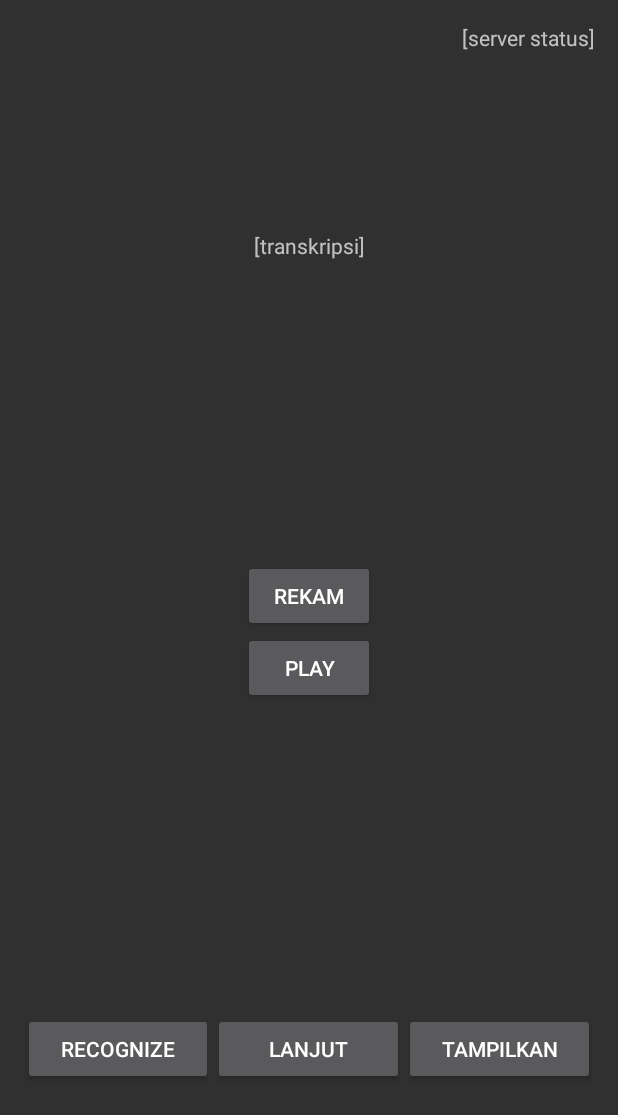
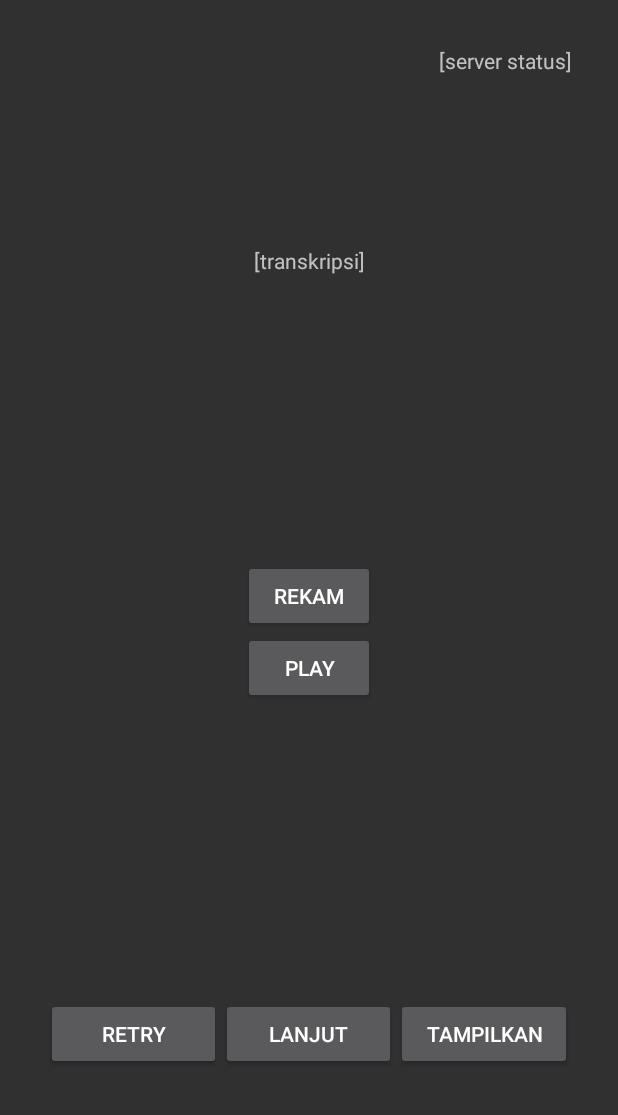
Before and after one commit to quranyamal/rafiqul-huffazh, an Android app: the screen it shows after launch (MurojaahActivity), after a tap on "MUROJAAH", on a phone screen of 412 x 824 dp. Shown: the top 1115 px of the screen. Run offline under Robolectric (Android 15) with nearby library versions, the phone set to English and light mode, and no system bars; our stand-ins replace Timber; libraries missing offline, so code that uses them is left out: com.neovisionaries.ws; 4 statements that could not run were skipped.

Commit message:
move murojaah view to fragment, worked decoder

```diff
--- a/app/src/main/java/org/tangaya/quranasrclient/ServerConfigActivity.java
+++ b/app/src/main/java/org/tangaya/quranasrclient/config/ServerConfigActivity.java
@@ -1,4 +1,4 @@
-package org.tangaya.quranasrclient;
+package org.tangaya.quranasrclient.config;
 
 import android.support.v7.app.AppCompatActivity;
 import android.os.Bundle;
@@ -7,6 +7,8 @@ import android.widget.TextView;
 import android.widget.Toast;
 
 import com.neovisionaries.ws.client.WebSocket;
+
+import org.tangaya.quranasrclient.R;
 
 public class ServerConfigActivity extends AppCompatActivity {
 
--- a/app/src/main/java/org/tangaya/quranasrclient/MainActivity.java
+++ b/app/src/main/java/org/tangaya/quranasrclient/home/HomeActivity.java
@@ -1,15 +1,17 @@
-package org.tangaya.quranasrclient;
+package org.tangaya.quranasrclient.home;
 
 import android.content.Intent;
-import android.provider.MediaStore;
 import android.support.v7.app.AppCompatActivity;
 import android.os.Bundle;
 import android.view.View;
 
-import com.neovisionaries.ws.client.WebSocket;
+import org.tangaya.quranasrclient.util.AudioRecordTest;
+import org.tangaya.quranasrclient.murojaah.MurojaahActivity;
+import org.tangaya.quranasrclient.R;
+import org.tangaya.quranasrclient.config.ServerConfigActivity;
 
 
-public class MainActivity extends AppCompatActivity {
+public class HomeActivity extends AppCompatActivity {
 
     String defaultHost = "192.168.0.217";
     String defailtPort = "8888";
@@ -17,7 +19,7 @@ public class MainActivity extends AppCompatActivity {
     @Override
     protected void onCreate(Bundle savedInstanceState) {
         super.onCreate(savedInstanceState);
-        setContentView(R.layout.activity_main);
+        setContentView(R.layout.activity_home);
 
         View decorView = getWindow().getDecorView();
         decorView.setSystemUiVisibility(
--- /dev/null
+++ b/app/src/main/java/org/tangaya/quranasrclient/murojaah/MurojaahActivity.java
@@ -0,0 +1,71 @@
+package org.tangaya.quranasrclient.murojaah;
+
+import android.Manifest;
+import android.content.pm.PackageManager;
+import android.media.MediaPlayer;
+import android.media.MediaRecorder;
+import android.os.AsyncTask;
+import android.support.annotation.NonNull;
+import android.support.v4.app.ActivityCompat;
+import android.support.v4.app.FragmentManager;
+import android.support.v4.app.FragmentTransaction;
+import android.support.v7.app.AppCompatActivity;
+import android.os.Bundle;
+import android.util.Log;
+import android.view.View;
+import android.widget.Button;
+import android.widget.TextView;
+import android.widget.Toast;
+
+import com.neovisionaries.ws.client.WebSocketAdapter;
+import com.neovisionaries.ws.client.WebSocketFactory;
+import com.neovisionaries.ws.client.WebSocket;
+
+import org.json.JSONException;
+import org.json.JSONObject;
+import org.tangaya.quranasrclient.util.ConnectToWSTask;
+import org.tangaya.quranasrclient.R;
+
+import java.io.BufferedInputStream;
+import java.io.File;
+import java.io.FileInputStream;
+import java.io.FileNotFoundException;
+import java.io.IOException;
+import java.util.List;
+import java.util.Map;
+
+import timber.log.Timber;
+
+public class MurojaahActivity extends AppCompatActivity {
+
+    @Override
+    protected void onCreate(Bundle savedInstanceState) {
+        super.onCreate(savedInstanceState);
+        setContentView(R.layout.activity_murojaah);
+
+        MurojaahFragment murojaahFragment = obtainViewFragment();
+        FragmentTransaction transaction = getSupportFragmentManager().beginTransaction();
+        transaction.replace(R.id.murojaahFrame, murojaahFragment);
+        transaction.commit();
+
+    }
+
+    @NonNull
+    private MurojaahFragment obtainViewFragment() {
+        // View Fragment
+        MurojaahFragment murojaahFragment = (MurojaahFragment) getSupportFragmentManager()
+                .findFragmentById(R.id.murojaahFrame);
+
+        if (murojaahFragment == null) {
+            murojaahFragment = MurojaahFragment.newInstance();
+
+            // Send the task ID to the fragment
+            // Bundle bundle = new Bundle();
+            // bundle.putString(MurojaahFragment.ARGUMENT_EDIT_TASK_ID,
+               //     getIntent().getStringExtra(AddEditTaskFragment.ARGUMENT_EDIT_TASK_ID));
+            // addEditTaskFragment.setArguments(bundle);
+        }
+        return murojaahFragment;
+    }
+
+}
--- a/app/src/main/java/org/tangaya/quranasrclient/MurojaahActivity.java
+++ b/app/src/main/java/org/tangaya/quranasrclient/murojaah/MurojaahFragment.java
@@ -1,27 +1,31 @@
-package org.tangaya.quranasrclient;
+package org.tangaya.quranasrclient.murojaah;
 
 import android.Manifest;
+import android.content.Context;
 import android.content.pm.PackageManager;
 import android.media.MediaPlayer;
 import android.media.MediaRecorder;
 import android.os.AsyncTask;
+import android.os.Bundle;
 import android.support.annotation.NonNull;
 import android.support.v4.app.ActivityCompat;
-import android.support.v7.app.AppCompatActivity;
-import android.os.Bundle;
+import android.support.v4.app.Fragment;
 import android.util.Log;
+import android.view.LayoutInflater;
 import android.view.View;
+import android.view.ViewGroup;
 import android.widget.Button;
 import android.widget.TextView;
 import android.widget.Toast;
 
+import com.neovisionaries.ws.client.WebSocket;
 import com.neovisionaries.ws.client.WebSocketAdapter;
-import com.neovisionaries.ws.client.WebSocketException;
 import com.neovisionaries.ws.client.WebSocketFactory;
-import com.neovisionaries.ws.client.WebSocket;
 
 import org.json.JSONException;
 import org.json.JSONObject;
+import org.tangaya.quranasrclient.R;
+import org.tangaya.quranasrclient.util.ConnectToWSTask;
 
 import java.io.BufferedInputStream;
 import java.io.File;
@@ -33,7 +37,7 @@ import java.util.Map;
 
 import timber.log.Timber;
 
-public class MurojaahActivity extends AppCompatActivity {
+public class MurojaahFragment extends Fragment {
 
     WebSocket ws;
     TextView resultTv;
@@ -55,21 +59,32 @@ public class MurojaahActivity extends AppCompatActivity {
     private boolean permissionToRecordAccepted = false;
     private String [] permissions = {Manifest.permission.RECORD_AUDIO};
 
-    private Button recordButton;
-    private Button playButton;
+    private Button recordButton, playButton;
+    private Button retryBtn, nextBtn, showBtn;
 
     TextView statusTv;
 
     String hostname = "192.168.1.217";
     String port = "8888";
 
+
+    public static MurojaahFragment newInstance() {
+        return new MurojaahFragment();
+    }
+
     @Override
-    protected void onCreate(Bundle savedInstanceState) {
-        super.onCreate(savedInstanceState);
-        setContentView(R.layout.activity_murojaah);
+    public void onAttach(Context context) {
+        super.onAttach(context);
+    }
 
-        resultTv = findViewById(R.id.result);
-        serverStatusTv = findViewById(R.id.server_status);
+    @Override
+    public View onCreateView(LayoutInflater inflater, ViewGroup container,
+                             Bundle savedInstanceState) {
+
+        View view = inflater.inflate(R.layout.fragment_murojaah, container, false);
+
+        resultTv = view.findViewById(R.id.result);
+        serverStatusTv = view.findViewById(R.id.server_status);
 
         initWS();
         ConnectToWSTask connectToWSTask = new ConnectToWSTask(ws, serverStatusTv, resultTv);
@@ -81,16 +96,62 @@ public class MurojaahActivity extends AppCompatActivity {
 
         mFileName = "/storage/emulated/0/DCIM/tesrekam.wav";
 
-        ActivityCompat.requestPermissions(this, permissions, REQUEST_RECORD_AUDIO_PERMISSION);
+        ActivityCompat.requestPermissions(getActivity(), permissions, REQUEST_RECORD_AUDIO_PERMISSION);
 
-        recordButton = findViewById(R.id.record);
-        playButton = findViewById(R.id.play);
+        recordButton = view.findViewById(R.id.record);
+        recordButton.setOnClickListener(new View.OnClickListener() {
+            @Override
+            public void onClick(View v) {
+                onRecord(mStartRecording);
+                if (mStartRecording) {
+                    recordButton.setText("Stop recording");
+                } else {
+                    recordButton.setText("Start recording");
+                }
+                mStartRecording = !mStartRecording;
+            }
+        });
+
+        playButton = view.findViewById(R.id.play);
+        playButton.setOnClickListener(new View.OnClickListener() {
+            @Override
+            public void onClick(View v) {
+                onPlay(mStartPlaying);
+                if (mStartPlaying) {
+                    playButton.setText("Stop playing");
+                } else {
+                    playButton.setText("Start playing");
+                }
+                mStartPlaying =! mStartPlaying;
+            }
+        });
 
         mStartRecording = true;
         mStartPlaying = true;
 
         //statusTv = findViewById(R.id.server_status);
         //checkServerStatus();
+
+        retryBtn = view.findViewById(R.id.retry);
+        retryBtn.setOnClickListener(new View.OnClickListener() {
+            @Override
+            public void onClick(View v) {
+                Log.d("MurojaahActivity", "Recognize button clicked");
+                recognize(mFileName);
+            }
+        });
+
+        nextBtn = view.findViewById(R.id.next);
+        nextBtn.setOnClickListener(new View.OnClickListener() {
+            @Override
+            public void onClick(View v) {
+                Log.d("MurojaahActivity", "Send button clicked");
+                recognize("/storage/emulated/0/DCIM/100-1.wav");
+                Log.d("MurojaahActivity", "sending binary...");
+            }
+        });
+
+        return view;
     }
 
     private void checkServerStatus() {
@@ -101,7 +162,7 @@ public class MurojaahActivity extends AppCompatActivity {
 
         ConnectToWsStatus connectToWsStatus = new ConnectToWsStatus(status_endpoint);
         connectToWsStatus.execute();
-        Toast.makeText(this,"connecting...", Toast.LENGTH_SHORT).show();
+        Toast.makeText(getActivity(),"connecting...", Toast.LENGTH_SHORT).show();
     }
 
     private class ConnectToWsStatus extends AsyncTask<Void, Void, Boolean> {
@@ -135,33 +196,6 @@ public class MurojaahActivity extends AppCompatActivity {
         }
     }
 
-    public void onClickRecord(View view) {
-
-        onRecord(mStartRecording);
-        if (mStartRecording) {
-            recordButton.setText("Stop recording");
-        } else {
-            recordButton.setText("Start recording");
-        }
-        mStartRecording = !mStartRecording;
-
-    }
-
-    public void onClickPlay(View view) {
-        onPlay(mStartPlaying);
-        if (mStartPlaying) {
-            playButton.setText("Stop playing");
-        } else {
-            playButton.setText("Start playing");
-        }
-        mStartPlaying =! mStartPlaying;
-    }
-
-    public void onClickRecognize(View view) {
-        Log.d("MurojaahActivity", "Recognize button clicked");
-        recognize(mFileName);
-    }
-
     private void recognize(String filename) {
         File file = new File(filename);
         int size = (int) file.length();
@@ -184,17 +218,17 @@ public class MurojaahActivity extends AppCompatActivity {
         ws.sendBinary(bytes);
     }
 
-    @Override
-    public void onRequestPermissionsResult(int requestCode, @NonNull String[] permissions, @NonNull int[] grantResults) {
-        super.onRequestPermissionsResult(requestCode, permissions, grantResults);
-        switch (requestCode){
-            case REQUEST_RECORD_AUDIO_PERMISSION:
-                permissionToRecordAccepted  = grantResults[0] == PackageManager.PERMISSION_GRANTED;
-                break;
-        }
-        if (!permissionToRecordAccepted ) finish();
-
-    }
+//    @Override
+//    public void onRequestPermissionsResult(int requestCode, @NonNull String[] permissions, @NonNull int[] grantResults) {
+//        super.onRequestPermissionsResult(requestCode, permissions, grantResults);
+//        switch (requestCode){
+//            case REQUEST_RECORD_AUDIO_PERMISSION:
+//                permissionToRecordAccepted  = grantResults[0] == PackageManager.PERMISSION_GRANTED;
+//                break;
+//        }
+//        if (!permissionToRecordAccepted ) finish();
+//
+//    }
 
     private void onRecord(boolean start) {
         if (start) {
@@ -329,10 +363,5 @@ public class MurojaahActivity extends AppCompatActivity {
         resultTv.setText(transcript);
     }
 
-    public void onClickNextButton(View view) {
-        Log.d("MurojaahActivity", "Send button clicked");
-        recognize("/storage/emulated/0/DCIM/100-1.wav");
-        Log.d("MurojaahActivity", "sending binary...");
-    }
 
 }
--- a/app/src/main/java/org/tangaya/quranasrclient/AudioRecordTest.java
+++ b/app/src/main/java/org/tangaya/quranasrclient/util/AudioRecordTest.java
@@ -1,4 +1,4 @@
-package org.tangaya.quranasrclient;
+package org.tangaya.quranasrclient.util;
 
 import android.Manifest;
 import android.content.Context;
--- a/app/src/main/java/org/tangaya/quranasrclient/ConnectToWSTask.java
+++ b/app/src/main/java/org/tangaya/quranasrclient/util/ConnectToWSTask.java
@@ -1,4 +1,4 @@
-package org.tangaya.quranasrclient;
+package org.tangaya.quranasrclient.util;
 
 import android.content.Context;
 import android.os.AsyncTask;
--- a/app/src/main/res/layout/activity_main.xml
+++ b/app/src/main/res/layout/activity_home.xml
@@ -5,7 +5,7 @@
     xmlns:tools="http://schemas.android.com/tools"
     android:layout_width="match_parent"
     android:layout_height="match_parent"
-    tools:context=".MainActivity"
+    tools:context=".home.HomeActivity"
     android:orientation="vertical"
     android:padding="15dp">
 
--- a/app/src/main/res/layout/activity_murojaah.xml
+++ b/app/src/main/res/layout/activity_murojaah.xml
@@ -5,91 +5,15 @@
 
     android:layout_width="match_parent"
     android:layout_height="match_parent"
-    tools:context=".MurojaahActivity"
+    tools:context=".murojaah.MurojaahActivity"
     android:orientation="vertical"
     android:padding="15dp"
     android:layout_weight="10">
 
-    <TextView
-        android:id="@+id/server_status"
+    <FrameLayout
+        android:id="@+id/murojaahFrame"
         android:layout_width="match_parent"
-        android:layout_height="wrap_content"
-        android:text="[server status]"
-        android:layout_gravity="end"
-        android:textAlignment="textEnd"/>
-
-    <LinearLayout
-        android:layout_width="match_parent"
-        android:layout_height="0dp"
-        android:layout_weight="3"
-        android:orientation="vertical">
-
-        <TextView
-            android:id="@+id/result"
-            android:layout_width="match_parent"
-            android:layout_height="0dp"
-            android:layout_weight="1"
-            android:text="[transkripsi]"
-            android:gravity="center"
-            android:textAlignment="center"/>
-
-    </LinearLayout>
-
-    <LinearLayout
-        android:layout_width="match_parent"
-        android:layout_height="0dp"
-        android:layout_weight="3"
-        android:orientation="vertical"
-        android:gravity="center">
-
-        <Button
-            android:id="@+id/record"
-            android:layout_width="wrap_content"
-            android:layout_height="wrap_content"
-            android:text="Rekam"
-            android:onClick="onClickRecord"/>
-
-        <Button
-            android:id="@+id/play"
-            android:layout_width="wrap_content"
-            android:layout_height="wrap_content"
-            android:text="Play"
-            android:onClick="onClickPlay"/>
-
-    </LinearLayout>
-
-
-    <LinearLayout
-        android:layout_width="match_parent"
-        android:layout_height="0dp"
-        android:layout_weight="3"
-        android:orientation="horizontal"
-        android:gravity="center">
-
-        <Button
-            android:id="@+id/repeat"
-            android:layout_width="0dp"
-            android:layout_height="wrap_content"
-            android:layout_weight="1"
-            android:text="Recognize"
-            android:layout_marginTop="20dp"
-            android:onClick="onClickRecognize"/>
-        <Button
-            android:id="@+id/next"
-            android:layout_width="0dp"
-            android:layout_height="wrap_content"
-            android:layout_weight="1"
-            android:text="Lanjut"
-            android:layout_marginTop="20dp"
-            android:onClick="onClickNextButton"/>
-        <Button
-            android:id="@+id/hint"
-            android:layout_width="0dp"
-            android:layout_height="wrap_content"
-            android:layout_weight="1"
-            android:text="Tampilkan"
-            android:layout_marginTop="20dp"/>
-
-    </LinearLayout>
+        android:layout_height="match_parent">
+    </FrameLayout>
 
 </android.support.v7.widget.LinearLayoutCompat>
--- a/app/src/main/res/layout/activity_server_config.xml
+++ b/app/src/main/res/layout/activity_server_config.xml
@@ -4,7 +4,7 @@
     xmlns:tools="http://schemas.android.com/tools"
     android:layout_width="match_parent"
     android:layout_height="match_parent"
-    tools:context=".ServerConfigActivity"
+    tools:context=".config.ServerConfigActivity"
     android:padding="20dp">
 
     <EditText
--- /dev/null
+++ b/app/src/main/res/layout/fragment_murojaah.xml
@@ -0,0 +1,91 @@
+<?xml version="1.0" encoding="utf-8"?>
+<android.support.v7.widget.LinearLayoutCompat
+    xmlns:android="http://schemas.android.com/apk/res/android"
+    xmlns:tools="http://schemas.android.com/tools"
+
+    android:layout_width="match_parent"
+    android:layout_height="match_parent"
+    tools:context=".murojaah.MurojaahFragment"
+    android:orientation="vertical"
+    android:padding="15dp"
+    android:layout_weight="10">
+
+    <TextView
+        android:id="@+id/server_status"
+        android:layout_width="match_parent"
+        android:layout_height="wrap_content"
+        android:text="[server status]"
+        android:layout_gravity="end"
+        android:textAlignment="textEnd"/>
+
+    <LinearLayout
+        android:layout_width="match_parent"
+        android:layout_height="0dp"
+        android:layout_weight="3"
+        android:orientation="vertical">
+
+        <TextView
+            android:id="@+id/result"
+            android:layout_width="match_parent"
+            android:layout_height="0dp"
+            android:layout_weight="1"
+            android:text="[transkripsi]"
+            android:gravity="center"
+            android:textAlignment="center"/>
+
+    </LinearLayout>
+
+    <LinearLayout
+        android:layout_width="match_parent"
+        android:layout_height="0dp"
+        android:layout_weight="3"
+        android:orientation="vertical"
+        android:gravity="center">
+
+        <Button
+            android:id="@+id/record"
+            android:layout_width="wrap_content"
+            android:layout_height="wrap_content"
+            android:text="Rekam"/>
+
+        <Button
+            android:id="@+id/play"
+            android:layout_width="wrap_content"
+            android:layout_height="wrap_content"
+            android:text="Play"/>
+
+    </LinearLayout>
+
+
+    <LinearLayout
+        android:layout_width="match_parent"
+        android:layout_height="0dp"
+        android:layout_weight="3"
+        android:orientation="horizontal"
+        android:gravity="center">
+
+        <Button
+            android:id="@+id/retry"
+            android:layout_width="0dp"
+            android:layout_height="wrap_content"
+            android:layout_weight="1"
+            android:text="Retry"
+            android:layout_marginTop="20dp"/>
+        <Button
+            android:id="@+id/next"
+            android:layout_width="0dp"
+            android:layout_height="wrap_content"
+            android:layout_weight="1"
+            android:text="Lanjut"
+            android:layout_marginTop="20dp"/>
+        <Button
+            android:id="@+id/hint"
+            android:layout_width="0dp"
+            android:layout_height="wrap_content"
+            android:layout_weight="1"
+            android:text="Tampilkan"
+            android:layout_marginTop="20dp"/>
+
+    </LinearLayout>
+
+</android.support.v7.widget.LinearLayoutCompat>
```
Also changed, not shown: app/src/main/AndroidManifest.xml (+4 -4 lines).
